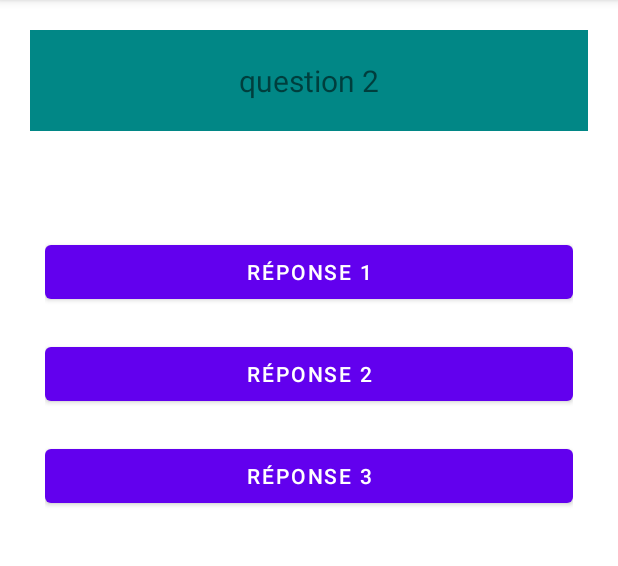
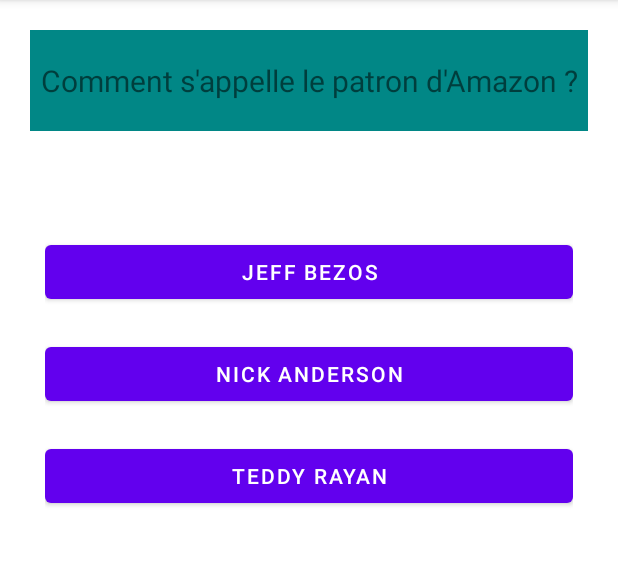
Before and after one commit to knightmar/knightQuizz, an Android app: the GameActivity screen opened directly, with no data from a screen before it, on a phone screen of 412 x 824 dp, the part 84-650 px from its top. Run offline under Robolectric (Android 15) with nearby library versions, the phone set to English and light mode, and no system bars.

Commit message:
add questions

```diff
--- a/app/src/main/java/fr/knightmar/knightquizz/utils/Questions.java
+++ b/app/src/main/java/fr/knightmar/knightquizz/utils/Questions.java
@@ -3,9 +3,17 @@ package fr.knightmar.knightquizz.utils;
 import java.util.Random;
 
 public enum Questions {
-    QUESTION1("question 1", "réponse 1", "réponse 2", "réponse 3", 2),
-    QUESTION2("question 2", "réponse 1", "réponse 2", "réponse 3", 1),
-    QUESTION3("question 3", "réponse 1", "réponse 2", "réponse 3", 3);
+    QUESTION1("Quel bloc de minecraft ne subit pas la gravitée ?", "l'oeuf de dragon ? ", "l'eau", "la tnt", 3),
+    QUESTION2("Quelle est la couleur (255,0,255) ?", "vert", "rouge", "violet", 3),
+    QUESTION3("Comment s'appelle le patron d'Amazon ?", "Jeff Bezos", "Nick Anderson", "Teddy Rayan", 1),
+    QUESTION4("Quel logiciel permet de faire de la modélisation 3D ?", "Paint 3D", "Blender", "NordVPN", 2),
+    QUESTION5("Comment traduit-on une salade de pommes de terre en Allemand ? ", "Kartoffelsalat", "Salatheu deu pômheu dheu tèrrheu", "dies ist ein Osterei", 1),
+    QUESTION6("Lequel est un langague de programmtion ?", "HTML", "NorskyChemist", "Assembleur", 3),
+    QUESTION7("Quel composant d'un ordinateur stoque de l'information de courte duréee", "la RAM", "le processeur", "le disque dur", 1),
+    QUESTION8("Qu'est ce que le bitcoin ? ", "une crypto monnaie", "un système de transfert de fichiers", "une fable de La Fontaine", 1),
+    QUESTION9("Google est : ", "un navigateur", "un moteur de recherche", "une crypto monaie", 2),
+    QUESTION10("quelle est la racine carré de 9", "-7", "3", "81", 2),
+    QUESTION11("Lequel est une marque de téléphone ?", "Tesla", "Rhinoshield", "Xiaomi", 3);
 
 
     private final String question;
```
Also changed, not shown: app/src/main/java/fr/knightmar/knightquizz/GameActivity.java (+47 -7 lines).
